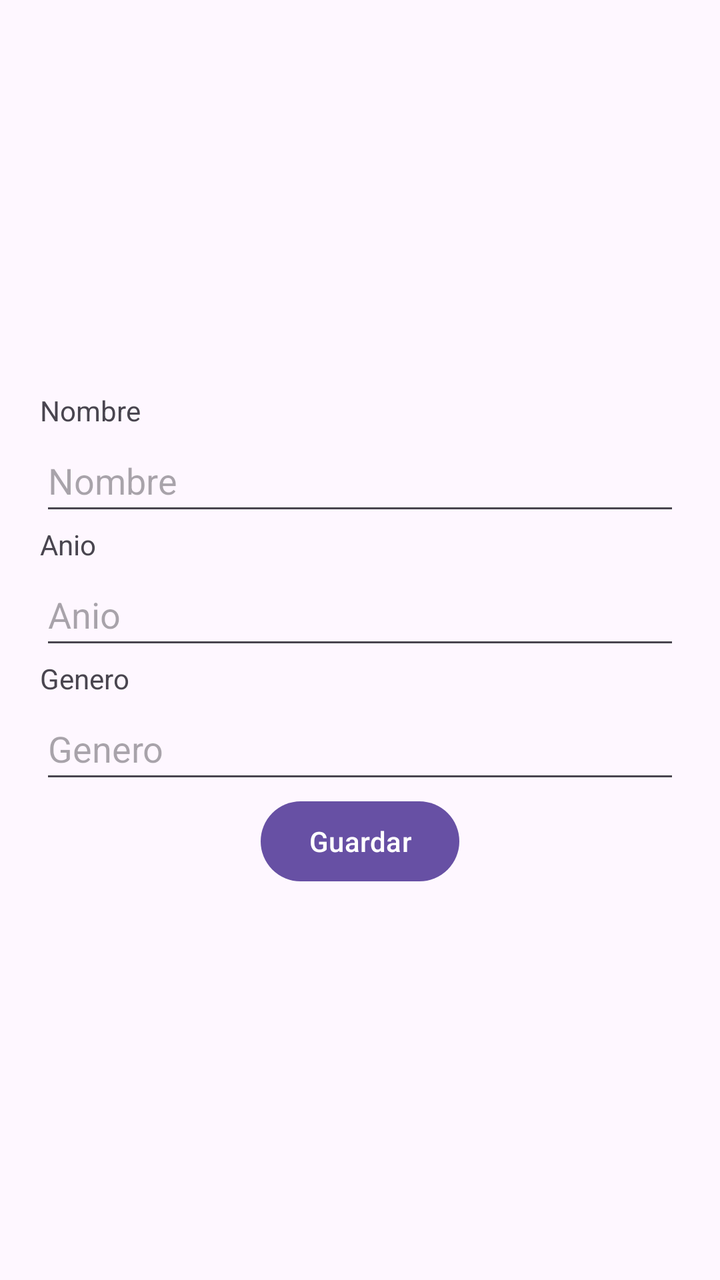
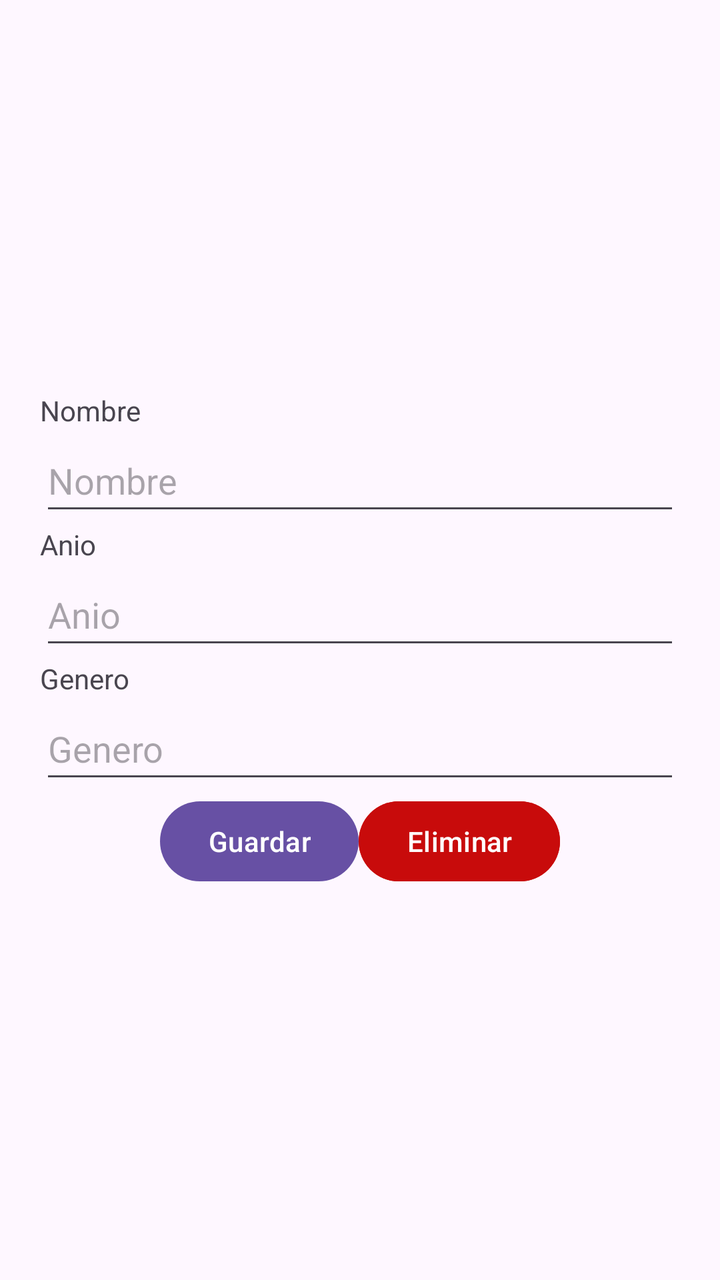

Before-and-after screenshots of an Android layout around one commit, followed by the original layout XML and the change that was made.
<!-- AndroidManifest.xml: application theme Theme.PeliculasHMM -->
<!-- res/layout/activity_detalle.xml -->
<?xml version="1.0" encoding="utf-8"?>
<androidx.constraintlayout.widget.ConstraintLayout xmlns:android="http://schemas.android.com/apk/res/android"
    xmlns:app="http://schemas.android.com/apk/res-auto"
    xmlns:tools="http://schemas.android.com/tools"
    android:id="@+id/main"
    android:layout_width="match_parent"
    android:layout_height="match_parent"
    tools:context=".Detalle">

    <LinearLayout
        android:layout_width="match_parent"
        android:layout_height="wrap_content"
        android:layout_marginStart="20dp"
        android:layout_marginTop="20dp"
        android:layout_marginEnd="20dp"
        android:layout_marginBottom="20dp"
        android:orientation="vertical"
        app:layout_constraintBottom_toBottomOf="parent"
        app:layout_constraintEnd_toEndOf="parent"
        app:layout_constraintStart_toStartOf="parent"
        app:layout_constraintTop_toTopOf="parent">

        <TextView
            android:id="@+id/textView2"
            android:layout_width="match_parent"
            android:layout_height="wrap_content"
            android:text="Nombre" />

        <EditText
            android:id="@+id/nombre"
            android:layout_width="match_parent"
            android:layout_height="match_parent"
            android:ems="10"
            android:hint="Nombre"
            android:inputType="text"
            android:minHeight="48dp" />

        <TextView
            android:id="@+id/textView3"
            android:layout_width="match_parent"
            android:layout_height="wrap_content"
            android:text="Anio" />

        <EditText
            android:id="@+id/anio"
            android:layout_width="match_parent"
            android:layout_height="wrap_content"
            android:ems="10"
            android:hint="Anio"
            android:inputType="text"
            android:minHeight="48dp" />

        <TextView
            android:id="@+id/textView4"
            android:layout_width="match_parent"
            android:layout_height="wrap_content"
            android:text="Genero" />

        <EditText
            android:id="@+id/genero"
            android:layout_width="match_parent"
            android:layout_height="wrap_content"
            android:ems="10"
            android:hint="Genero"
            android:inputType="text"
            android:minHeight="48dp" />

        <Button
            android:id="@+id/guardar"
            android:layout_width="wrap_content"
            android:layout_height="wrap_content"
            android:layout_gravity="center"
            android:text="Guardar" />
    </LinearLayout>
</androidx.constraintlayout.widget.ConstraintLayout>
<!-- resources referenced by this layout -->
<resources>
  <style name="Theme.PeliculasHMM" parent="Base.Theme.PeliculasHMM" />
  <style name="Base.Theme.PeliculasHMM" parent="Theme.Material3.DayNight.NoActionBar">
          
          
      </style>
</resources>

<!-- the commit's change to res/layout/activity_detalle.xml (unified diff, before → after) -->
@@ -65,11 +65,27 @@
             android:inputType="text"
             android:minHeight="48dp" />
 
-        <Button
-            android:id="@+id/guardar"
+        <LinearLayout
             android:layout_width="wrap_content"
-            android:layout_height="wrap_content"
+            android:layout_height="match_parent"
             android:layout_gravity="center"
-            android:text="Guardar" />
+            android:orientation="horizontal">
+
+            <Button
+                android:id="@+id/guardar"
+                android:layout_width="wrap_content"
+                android:layout_height="wrap_content"
+                android:layout_gravity="center"
+                android:text="Guardar" />
+
+            <Button
+                android:id="@+id/eliminar"
+                android:layout_width="wrap_content"
+                android:layout_height="wrap_content"
+                android:layout_gravity="center"
+                android:backgroundTint="#C80B0B"
+                android:text="Eliminar" />
+        </LinearLayout>
+
     </LinearLayout>
 </androidx.constraintlayout.widget.ConstraintLayout>
